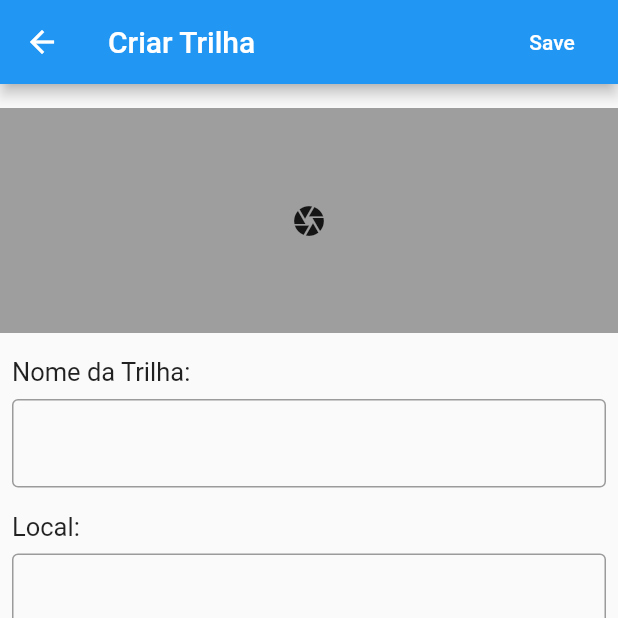
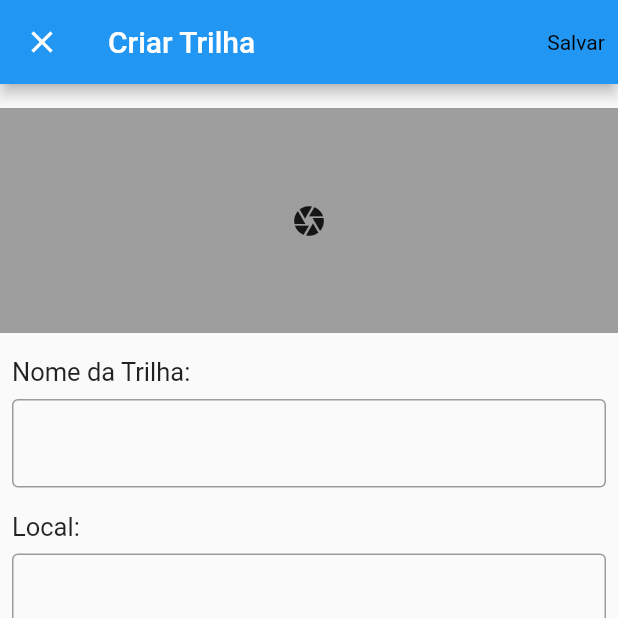
Before and after one commit to levyanjos/Zootracker, a Flutter app: the screen it shows after launch, after a tap on the "add" icon, on a phone screen of 412 x 824 dp, the top half of it. Run offline on Flutter 3.47's test engine with Material 2 defaults, Android fonts, the phone set to English and light mode, and no system bars; our stand-ins replace image_picker; network calls fail.

Commit message:
Development (#7)
* Setting up development

* Trilhas (#2)

* TabBar componente created

* Navigation bar implemented

* Trilhas container view implemented

* Trail cell created

* Criar trilhas (#4)

* Text and Date inputs created

* text area implemented

* Custom image picker implemented

* Moving elements to another folder and text inputs controllers created

* Basic save button action created

* Details trail (#6)

* ImageViewCreated

* Creating basic MVC structure in the app

* fixing push logic

* Creating trails details

```diff
--- a/lib/Model/Trail.dart
+++ b/lib/Model/Trail.dart
@@ -10,18 +10,5 @@ class Trail {
 var mockTrails = <Trail>[
   Trail(bannerImage: "", title: "Forest - 1", date: DateTime.now()),
   Trail(bannerImage: "", title: "Forest - 2", date: DateTime.now()),
-  Trail(bannerImage: "", title: "Forest - 4", date: DateTime.now()),
-  Trail(bannerImage: "", title: "Forest - 5", date: DateTime.now()),
-  Trail(bannerImage: "", title: "Forest - 6", date: DateTime.now()),
-  Trail(bannerImage: "", title: "Forest - 7", date: DateTime.now()),
-  Trail(bannerImage: "", title: "Forest - 8", date: DateTime.now()),
-  Trail(bannerImage: "", title: "Forest - 9", date: DateTime.now()),
-  Trail(bannerImage: "", title: "Forest - 10", date: DateTime.now()),
-  Trail(bannerImage: "", title: "Forest - 11", date: DateTime.now()),
-  Trail(bannerImage: "", title: "Forest - 12", date: DateTime.now()),
-  Trail(bannerImage: "", title: "Forest - 13", date: DateTime.now()),
-  Trail(bannerImage: "", title: "Forest - 14", date: DateTime.now()),
-  Trail(bannerImage: "", title: "Forest - 15", date: DateTime.now()),
-  Trail(bannerImage: "", title: "Forest - 16", date: DateTime.now()),
-  Trail(bannerImage: "", title: "Forest - 17", date: DateTime.now())
+  Trail(bannerImage: "", title: "Forest - 3", date: DateTime.now())
 ];
--- /dev/null
+++ b/lib/View/Components/BarButtonItem.dart
@@ -0,0 +1,34 @@
+import 'dart:io';
+import 'package:flutter/cupertino.dart';
+import 'package:flutter/material.dart';
+
+class BarButtonItem extends StatefulWidget {
+  Function callBack;
+  Widget child;
+  double size;
+  BarButtonItem({this.callBack, this.child, this.size});
+  @override
+  _BarButtonItemState createState() =>
+      _BarButtonItemState(callBack: this.callBack, child: this.child, size: this.size);
+}
+
+class _BarButtonItemState extends State<BarButtonItem> {
+  Function callBack;
+  Widget child;
+  double size;
+  _BarButtonItemState({this.callBack, this.child, this.size});
+
+  @override
+  Widget build(BuildContext context) {
+    return Platform.isIOS
+        ? GestureDetector(
+            onTap: callBack,
+            child: this.child,
+          )
+        : IconButton(
+            iconSize: size ?? 26,
+            onPressed: callBack,
+            icon: this.child,
+          );
+  }
+}
--- a/lib/View/Components/Bars/CustomNavBar.dart
+++ b/lib/View/Components/Bars/CustomNavBar.dart
@@ -9,8 +9,6 @@ class CustomNavBar extends StatelessWidget {
   final TextStyle style;
   final String uniqueHeroTag;
   final Widget body;
-  final Widget trailing;
-  final Widget leading;
   final List<Widget> actions;
 
   CustomNavBar({
@@ -18,8 +16,6 @@ class CustomNavBar extends StatelessWidget {
     this.style,
     this.uniqueHeroTag,
     this.body,
-    this.trailing,
-    this.leading,
     this.actions
   });
 
@@ -33,7 +29,7 @@ class CustomNavBar extends StatelessWidget {
             text,
             style: style,
           ),
-          actions: actions,
+          actions: actions ?? [],
         ),
         body: body,
       );
@@ -46,8 +42,10 @@ class CustomNavBar extends StatelessWidget {
             text,
             style: style,
           ),
-          trailing: trailing,
-          leading: leading,
+          trailing: Row(
+            mainAxisSize: MainAxisSize.min,
+            children: actions ?? [],
+          ),
         ),
         child: body,
       );
--- a/lib/View/Components/CustomNavBar.dart
+++ /dev/null
@@ -1,47 +0,0 @@
-import 'package:flutter/material.dart';
-import 'package:flutter/cupertino.dart';
-import 'dart:io';
-
-
-class CustomNavBar extends StatelessWidget {
-  final String text;
-
-  final TextStyle style;
-  final String uniqueHeroTag;
-  final Widget body;
-
-  CustomNavBar({
-    this.text,
-    this.style,
-    this.uniqueHeroTag,
-    this.body,
-  });
-
-  @override
-  Widget build(BuildContext context) {
-    if (!Platform.isIOS) {
-      return Scaffold(
-        appBar: AppBar(
-          centerTitle: false,
-          title: Text(
-            text,
-            style: style,
-          ),
-        ),
-        body: body,
-      );
-    } else {
-      return CupertinoPageScaffold(
-        navigationBar: CupertinoNavigationBar(
-          heroTag: uniqueHeroTag,
-          transitionBetweenRoutes: false,
-          middle: Text(
-            text,
-            style: style,
-          ),
-        ),
-        child: body,
-      );
-    }
-  }
-}
--- /dev/null
+++ b/lib/View/Components/FromView.dart
@@ -0,0 +1,62 @@
+import 'package:flutter/cupertino.dart';
+import 'package:flutter/material.dart';
+import 'package:zootracker/View/Components/Inputs/CustomImagePicker.dart';
+import 'package:zootracker/View/Components/Inputs/DateInputField.dart';
+import 'package:zootracker/View/Components/Inputs/TextInputField.dart';
+import 'package:zootracker/ViewControllers/FormViewController.dart';
+
+class FormView extends StatefulWidget {
+  final FormViewController controller;
+
+  FormView({this.controller});
+
+  @override
+  _FormViewState createState() => _FormViewState(controller: this.controller);
+}
+
+class _FormViewState extends State<FormView> {
+  final FormViewController controller;
+
+  _FormViewState({this.controller});
+
+  @override
+  Widget build(BuildContext context) {
+    return Scaffold(
+      body: Container(
+        child: Padding(
+          padding: const EdgeInsets.only(top: 16),
+          child: ListView(
+            children: <Widget>[
+              CustomImagePicker(
+                isEnable: !controller.isReadOnly,
+                image: controller.trailBanner,
+              ),
+              TextInputField(
+                isReadOnly: controller.isReadOnly,
+                controller: controller.titleController,
+                title: "Nome da Trilha:",
+              ),
+              TextInputField(
+                isReadOnly: controller.isReadOnly,
+                controller: controller.locationController,
+                title: "Local:",
+              ),
+              DateInputField(
+                title: "Data:",
+                date: controller.selectedDate,
+                controller: controller.dateController,
+                isEnable: !controller.isReadOnly,
+              ),
+              TextInputField(
+                isReadOnly: controller.isReadOnly,
+                controller: controller.notesController,
+                title: "Anotações:",
+                numberOfLines: 6,
+              ),
+            ],
+          ),
+        ),
+      ),
+    );
+  }
+}
--- a/lib/View/Components/Inputs/CustomImagePicker.dart
+++ b/lib/View/Components/Inputs/CustomImagePicker.dart
@@ -5,20 +5,24 @@ import 'package:image_picker/image_picker.dart';
 
 class CustomImagePicker extends StatefulWidget {
   File image;
+  final bool isEnable;
 
-  CustomImagePicker({this.image});
+  CustomImagePicker({this.image, this.isEnable});
 
   @override
   _CustomImagePickerState createState() =>
-      _CustomImagePickerState(image: this.image);
+      _CustomImagePickerState(image: this.image, isEnable: this.isEnable);
+
 }
 
 class _CustomImagePickerState extends State<CustomImagePicker> {
   @override
   File image;
+  final bool isEnable;
   final picker = ImagePicker();
 
-  _CustomImagePickerState({this.image});
+  _CustomImagePickerState({this.image, this.isEnable});
+
 
   Future getImage() async {
     final pickedFile = await picker.getImage(source: ImageSource.gallery);
@@ -29,16 +33,15 @@ class _CustomImagePickerState extends State<CustomImagePicker> {
 
   Widget build(BuildContext context) {
     return GestureDetector(
-      onTap: () {
-        this.getImage();
-      },
+      onTap: (this.isEnable) ? getImage : null,
       child: Container(
         child: Padding(
           padding: const EdgeInsets.only(top: 0, bottom: 8),
           child: Stack(
             children: <Widget>[
               image != null
-                  ? Column( crossAxisAlignment: CrossAxisAlignment.stretch,
+                  ? Column(
+                      crossAxisAlignment: CrossAxisAlignment.stretch,
                       children: <Widget>[
                         Image.file(
                           image,
@@ -47,15 +50,22 @@ class _CustomImagePickerState extends State<CustomImagePicker> {
                         ),
                       ],
                     )
-                  : Container(height: 150, color: Colors.grey,),
-              Column(
+                  : Container(
+                      height: 150,
+                      color: Colors.grey,
+                    ),
+              this.isEnable
+                  ? Column(
                       crossAxisAlignment: CrossAxisAlignment.center,
                       mainAxisSize: MainAxisSize.max,
                       mainAxisAlignment: MainAxisAlignment.end,
                       children: [
-                  Container(height: 150, child: Center(child: Icon(Icons.camera))),
+                        Container(
+                            height: 150,
+                            child: Center(child: Icon(Icons.camera))),
                       ],
                     )
+                  : Container(),
             ],
           ),
         ),
--- a/lib/View/Components/Inputs/DateInputField.dart
+++ b/lib/View/Components/Inputs/DateInputField.dart
@@ -7,26 +7,29 @@ class DateInputField extends StatefulWidget {
   String title;
   String placeholder;
   DateTime date;
+  bool isEnable;
   TextEditingController controller;
 
-  DateInputField({this.title, this.date, this.placeholder, this.controller});
+  DateInputField({this.title, this.date, this.placeholder, this.controller, this.isEnable});
 
   @override
   _DateInputFieldState createState() => _DateInputFieldState(
       title: this.title,
       date: this.date,
       placeholder: this.placeholder,
-      controller: this.controller);
+      controller: this.controller,
+      isEnable: this.isEnable);
 }
 
 class _DateInputFieldState extends State<DateInputField> {
   String title;
   String placeholder;
   DateTime date;
+  bool isEnable;
   TextEditingController controller;
 
   _DateInputFieldState(
-      {this.title, this.date, this.placeholder, this.controller});
+      {this.title, this.date, this.placeholder, this.controller, this.isEnable});
 
   _selectDate(BuildContext context) async {
     final DateTime picked = await showDatePicker(
@@ -62,7 +65,7 @@ class _DateInputFieldState extends State<DateInputField> {
             child: !Platform.isIOS
                 ? TextField(
                     controller: controller,
-                    onTap: () => _selectDate(context),
+                    onTap: () => isEnable ? _selectDate(context) : null,
                     decoration: InputDecoration(
                         border: OutlineInputBorder(),
                         labelText: placeholder ?? ''),
@@ -70,7 +73,7 @@ class _DateInputFieldState extends State<DateInputField> {
                   )
                 : CupertinoTextField(
                     controller: controller,
-                    onTap: () => _selectDate(context),
+                    onTap: () => isEnable ? _selectDate(context) : null,
                     placeholder: placeholder ?? '',
                     readOnly: true,
                   ),
--- a/lib/View/Components/Inputs/TextInputField.dart
+++ b/lib/View/Components/Inputs/TextInputField.dart
@@ -6,27 +6,30 @@ class TextInputField extends StatefulWidget {
   final String title;
   final String placeholder;
   final int numberOfLines;
-  TextEditingController controller;
+  final bool isReadOnly;
+  final TextEditingController controller;
 
   TextInputField(
-      {this.title, this.placeholder, this.numberOfLines, this.controller});
+      {this.title, this.placeholder, this.numberOfLines, this.controller, this.isReadOnly});
 
   @override
   _TextInputFieldState createState() => _TextInputFieldState(
       title: this.title,
       placeholder: this.placeholder,
       numberOfLines: this.numberOfLines,
-      controller: this.controller);
+      controller: this.controller,
+      isReadOnly: this.isReadOnly);
 }
 
 class _TextInputFieldState extends State<TextInputField> {
   final String title;
   final String placeholder;
   final int numberOfLines;
+  final bool isReadOnly;
   TextEditingController controller;
 
   _TextInputFieldState(
-      {this.title, this.placeholder, this.numberOfLines, this.controller});
+      {this.title, this.placeholder, this.numberOfLines, this.controller, this.isReadOnly});
 
   @override
   Widget build(BuildContext context) {
@@ -52,11 +55,13 @@ class _TextInputFieldState extends State<TextInputField> {
                         border: OutlineInputBorder(),
                         labelText: placeholder ?? ''),
                     maxLines: numberOfLines ?? 1,
+                    readOnly: this.isReadOnly,
                   )
                 : CupertinoTextField(
                     controller: controller,
                     placeholder: placeholder ?? '',
                     maxLines: numberOfLines ?? 1,
+                    readOnly: this.isReadOnly,
                   ),
           )
         ],
--- /dev/null
+++ b/lib/View/CreateTrail/CreateTrailView.dart
@@ -0,0 +1,53 @@
+import 'package:flutter/cupertino.dart';
+import 'package:flutter/material.dart';
+import 'package:zootracker/Model/Trail.dart';
+import 'package:zootracker/View/Components/BarButtonItem.dart';
+import 'package:zootracker/View/Components/Bars/CustomNavBar.dart';
+import 'package:zootracker/View/Components/FromView.dart';
+import 'package:zootracker/ViewControllers/FormViewController.dart';
+
+class CreateTrails extends StatefulWidget {
+  FormViewController controller = FormViewController(false);
+
+  @override
+  _CreateTrailsState createState() =>
+      _CreateTrailsState(controller: this.controller);
+}
+
+class _CreateTrailsState extends State<CreateTrails> {
+  final FormViewController controller;
+
+  _CreateTrailsState({this.controller});
+
+  saveTrail(context) {
+    if (controller.titleController.text != "") {
+      var trail = Trail(
+          title: controller.titleController.text,
+          date: controller.selectedDate);
+      mockTrails.add(trail);
+      Navigator.pop(context);
+    }
+  }
+
+  Widget build(BuildContext context) {
+    return CustomNavBar(
+      text: "Criar Trilha",
+      uniqueHeroTag: "createTrailsNavBar",
+      body: FormView(
+        controller: controller,
+      ),
+      actions: <Widget>[
+        BarButtonItem(
+          size: 40,
+          callBack: () => saveTrail(context),
+          child: Text(
+            'Salvar',
+            style: TextStyle(
+              color: CupertinoColors.label,
+            ),
+          ),
+        )
+      ],
+    );
+  }
+}
--- a/lib/View/Trails/TrailsView.dart
+++ b/lib/View/Trails/TrailsView.dart
@@ -1,10 +1,10 @@
-
 import 'dart:io';
 import 'package:flutter/material.dart';
 import 'package:flutter/cupertino.dart';
 import 'package:zootracker/Model/Trail.dart';
 import 'package:zootracker/View/Components/Bars/CustomNavBar.dart';
-import 'package:zootracker/View/CreateTrails/CreateTrails.dart';
+import 'package:zootracker/View/CreateTrail/CreateTrailView.dart';
+import 'package:zootracker/View/DetailsTrail/DetailsTrailView.dart';
 import 'package:zootracker/View/Trails/TrailsCell.dart';
 
 class TrailsView extends StatelessWidget {
@@ -16,19 +16,46 @@ class TrailsView extends StatelessWidget {
 }
 
 class TrailsContainerView extends StatelessWidget {
+  didSelectTrailInList(BuildContext context, Trail trail) {
+    pushToCorrectPresentation(
+        context,
+        false,
+        DetailsTrailView(
+          trail,
+        )
+    );
+  }
+
+  pushToCorrectPresentation(
+      BuildContext context, bool isFullScreen, Widget screem) {
+    Navigator.push(
+        context,
+        Platform.isIOS
+            ? CupertinoPageRoute(
+                fullscreenDialog: isFullScreen,
+                builder: (context) => screem,
+              )
+            : MaterialPageRoute(
+                fullscreenDialog: isFullScreen,
+                builder: (context) => screem,
+              ));
+  }
+
   Widget build(BuildContext context) {
     return Scaffold(
       body: Container(
         child: ListView.separated(
-          separatorBuilder: (context, index) => Divider(
-            color: Colors.grey
-          ),
+          separatorBuilder: (context, index) => Divider(color: Colors.grey),
           itemCount: mockTrails.length,
           itemBuilder: (BuildContext context, int index) {
             return Padding(
-              padding: const EdgeInsets.only(top: 16, left: 16, right: 16, bottom: 0),
-              child: TrailCell(
-                trail: mockTrails[index],
+              padding: const EdgeInsets.only(
+                  top: 16, left: 16, right: 16, bottom: 0),
+              child: GestureDetector(
+                onTap: () => didSelectTrailInList(context, mockTrails[index]),
+                child: TrailCell(
+                  trail: mockTrails[index],
+                ),
               ),
             );
           },
@@ -39,17 +66,8 @@ class TrailsContainerView extends StatelessWidget {
         child: FloatingActionButton(
           tooltip: 'Increment Counter',
           child: const Icon(Icons.add),
-          onPressed: () {
-            Navigator.push(
-                context,
-                !Platform.isIOS
-                    ? CupertinoPageRoute(
-                  builder: (context) => CreateTrails(),
-                )
-                    : MaterialPageRoute(
-                  builder: (context) => CreateTrails(),
-                ));
-          },
+          onPressed: () =>
+              pushToCorrectPresentation(context, true, CreateTrails()),
         ),
       ),
     );
--- /dev/null
+++ b/lib/ViewControllers/FormViewController.dart
@@ -0,0 +1,37 @@
+import 'dart:io';
+import 'package:flutter/cupertino.dart';
+import 'package:zootracker/Model/Trail.dart';
+
+class FormViewController {
+  DateTime selectedDate = DateTime.now();
+  TextEditingController dateController;
+  TextEditingController titleController;
+  TextEditingController locationController;
+  TextEditingController notesController;
+
+  File trailBanner;
+  bool isReadOnly;
+
+  Trail trail;
+
+  _communInit() {
+    this.dateController = TextEditingController();
+    this.titleController = TextEditingController();
+    this.locationController = TextEditingController();
+    this.notesController = TextEditingController();
+  }
+
+  FormViewController(bool readOnly) {
+    _communInit();
+    this.isReadOnly = readOnly;
+  }
+
+  FormViewController.loadingTrail(bool readOnly, Trail trail) {
+    _communInit();
+    this.isReadOnly = readOnly;
+    this.trail = trail;
+    this.selectedDate = trail.date;
+    this.titleController.text = trail.title;
+    this.dateController.text = "${selectedDate.day}/${selectedDate.month}/${selectedDate.year}";
+  }
+}
```
Also changed, not shown: lib/View/Components/CustomTabBar.dart (deleted, +0 -55 lines), lib/View/Components/ImageView.dart (added, +37 -0 lines), lib/View/DetailsTrail/DetailsTrailView.dart (added, +55 -0 lines), 31 other files. Lines whose indentation alone changed are shown as unchanged.
